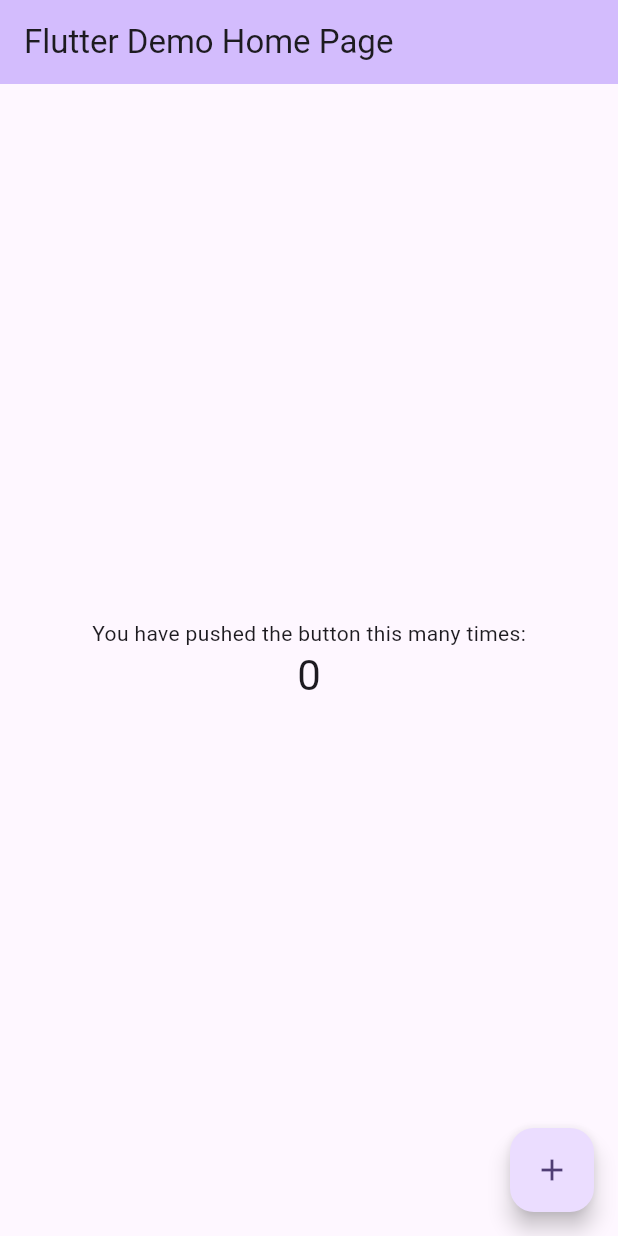
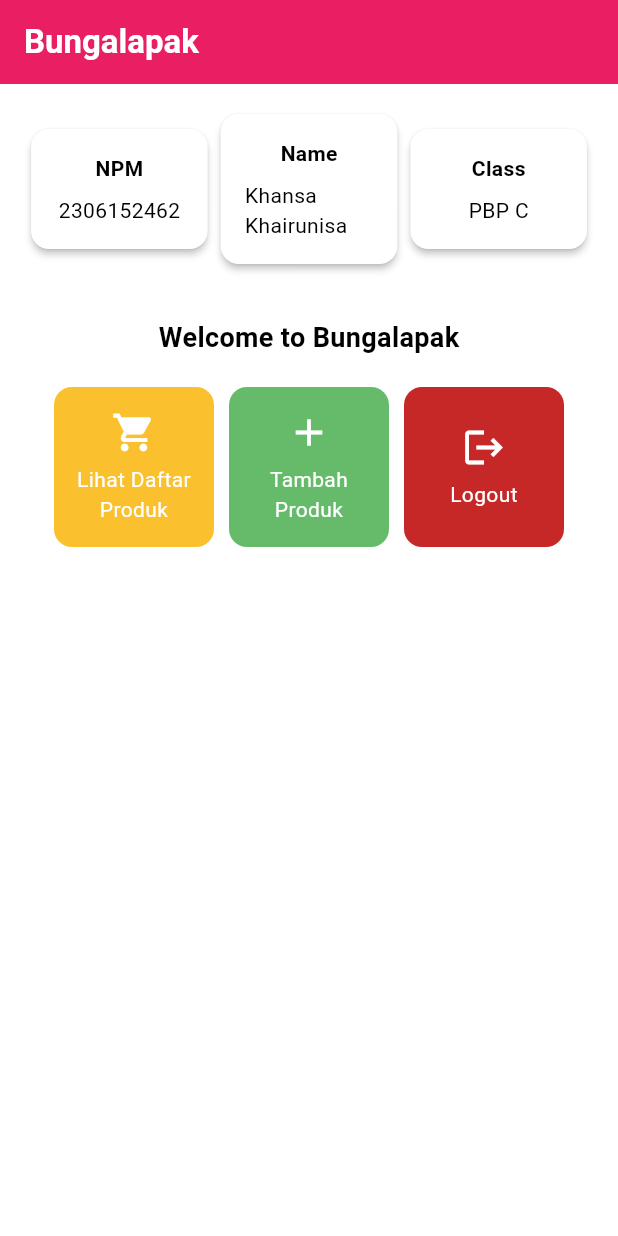
Before and after one commit to khansakhai/bungalapak-mobile, a Flutter app: the screen it shows after launch, on a phone screen of 412 x 824 dp. Run offline on Flutter 3.47's test engine with Material 3 defaults, Android fonts, the phone set to English and light mode, and no system bars.

Commit message:
feat: (Tugas 7) new flutter program

```diff
--- a/lib/main.dart
+++ b/lib/main.dart
@@ -1,4 +1,5 @@
 import 'package:flutter/material.dart';
+import 'package:bungalapak_mobile/menu.dart';
 
 void main() {
   runApp(const MyApp());
@@ -7,119 +8,17 @@
 class MyApp extends StatelessWidget {
   const MyApp({super.key});
 
-  // This widget is the root of your application.
   @override
   Widget build(BuildContext context) {
     return MaterialApp(
       title: 'Flutter Demo',
       theme: ThemeData(
-        // This is the theme of your application.
-        //
-        // TRY THIS: Try running your application with "flutter run". You'll see
-        // the application has a purple toolbar. Then, without quitting the app,
-        // try changing the seedColor in the colorScheme below to Colors.green
-        // and then invoke "hot reload" (save your changes or press the "hot
-        // reload" button in a Flutter-supported IDE, or press "r" if you used
-        // the command line to start the app).
-        //
-        // Notice that the counter didn't reset back to zero; the application
-        // state is not lost during the reload. To reset the state, use hot
-        // restart instead.
-        //
-        // This works for code too, not just values: Most code changes can be
-        // tested with just a hot reload.
-        colorScheme: ColorScheme.fromSeed(seedColor: Colors.deepPurple),
+        colorScheme: ColorScheme.fromSwatch(
+              primarySwatch: Colors.pink,
+        ).copyWith(secondary: Colors.pink[100]),
         useMaterial3: true,
       ),
-      home: const MyHomePage(title: 'Flutter Demo Home Page'),
+      home: MyHomePage(),
     );
   }
 }
-
-class MyHomePage extends StatefulWidget {
-  const MyHomePage({super.key, required this.title});
-
-  // This widget is the home page of your application. It is stateful, meaning
-  // that it has a State object (defined below) that contains fields that affect
-  // how it looks.
-
-  // This class is the configuration for the state. It holds the values (in this
-  // case the title) provided by the parent (in this case the App widget) and
-  // used by the build method of the State. Fields in a Widget subclass are
-  // always marked "final".
-
-  final String title;
-
-  @override
-  State<MyHomePage> createState() => _MyHomePageState();
-}
-
-class _MyHomePageState extends State<MyHomePage> {
-  int _counter = 0;
-
-  void _incrementCounter() {
-    setState(() {
-      // This call to setState tells the Flutter framework that something has
-      // changed in this State, which causes it to rerun the build method below
-      // so that the display can reflect the updated values. If we changed
-      // _counter without calling setState(), then the build method would not be
-      // called again, and so nothing would appear to happen.
-      _counter++;
-    });
-  }
-
-  @override
-  Widget build(BuildContext context) {
-    // This method is rerun every time setState is called, for instance as done
-    // by the _incrementCounter method above.
-    //
-    // The Flutter framework has been optimized to make rerunning build methods
-    // fast, so that you can just rebuild anything that needs updating rather
-    // than having to individually change instances of widgets.
-    return Scaffold(
-      appBar: AppBar(
-        // TRY THIS: Try changing the color here to a specific color (to
-        // Colors.amber, perhaps?) and trigger a hot reload to see the AppBar
-        // change color while the other colors stay the same.
-        backgroundColor: Theme.of(context).colorScheme.inversePrimary,
-        // Here we take the value from the MyHomePage object that was created by
-        // the App.build method, and use it to set our appbar title.
-        title: Text(widget.title),
-      ),
-      body: Center(
-        // Center is a layout widget. It takes a single child and positions it
-        // in the middle of the parent.
-        child: Column(
-          // Column is also a layout widget. It takes a list of children and
-          // arranges them vertically. By default, it sizes itself to fit its
-          // children horizontally, and tries to be as tall as its parent.
-          //
-          // Column has various properties to control how it sizes itself and
-          // how it positions its children. Here we use mainAxisAlignment to
-          // center the children vertically; the main axis here is the vertical
-          // axis because Columns are vertical (the cross axis would be
-          // horizontal).
-          //
-          // TRY THIS: Invoke "debug painting" (choose the "Toggle Debug Paint"
-          // action in the IDE, or press "p" in the console), to see the
-          // wireframe for each widget.
-          mainAxisAlignment: MainAxisAlignment.center,
-          children: <Widget>[
-            const Text(
-              'You have pushed the button this many times:',
-            ),
-            Text(
-              '$_counter',
-              style: Theme.of(context).textTheme.headlineMedium,
-            ),
-          ],
-        ),
-      ),
-      floatingActionButton: FloatingActionButton(
-        onPressed: _incrementCounter,
-        tooltip: 'Increment',
-        child: const Icon(Icons.add),
-      ), // This trailing comma makes auto-formatting nicer for build methods.
-    );
-  }
-}
--- /dev/null
+++ b/lib/menu.dart
@@ -0,0 +1,161 @@
+import 'package:flutter/material.dart';
+
+class MyHomePage extends StatelessWidget {
+  MyHomePage({super.key});
+  final String npm = '2306152462';
+  final String name = 'Khansa Khairunisa';
+  final String className = 'PBP C';
+
+  final List<ItemHomepage> items = [
+      ItemHomepage("Lihat Daftar Produk", Icons.shopping_cart, Colors.yellow[700] ?? Colors.yellow),
+      ItemHomepage("Tambah Produk", Icons.add, Colors.green[400] ?? Colors.green),
+      ItemHomepage("Logout", Icons.logout, Colors.red[800] ?? Colors.red),
+  ];
+
+  @override
+  Widget build(BuildContext context) {
+      return Scaffold(
+        appBar: AppBar(
+          title: const Text(
+            'Bungalapak',
+            style: TextStyle(
+              color: Colors.white,
+              fontWeight: FontWeight.bold,
+            ),
+          ),
+          backgroundColor: Theme.of(context).colorScheme.primary,
+        ),
+        body: Padding(
+          padding: const EdgeInsets.all(16.0),
+          child: Column(
+            crossAxisAlignment: CrossAxisAlignment.center,
+            children: [
+              Row(
+                mainAxisAlignment: MainAxisAlignment.spaceEvenly,
+                children: [
+                  InfoCard(title: 'NPM', content: npm),
+                  InfoCard(title: 'Name', content: name),
+                  InfoCard(title: 'Class', content: className),
+                ],
+              ),
+
+              const SizedBox(height: 16.0),
+
+              Center(
+                child: Column(
+
+                  children: [
+                    const Padding(
+                      padding: EdgeInsets.only(top: 16.0),
+                      child: Text(
+                        'Welcome to Bungalapak',
+                        style: TextStyle(
+                          fontWeight: FontWeight.bold,
+                          fontSize: 18.0,
+                        ),
+                      ),
+                    ),
+
+                    GridView.count(
+                      primary: true,
+                      padding: const EdgeInsets.all(20),
+                      crossAxisSpacing: 10,
+                      mainAxisSpacing: 10,
+                      crossAxisCount: 3,
+                      shrinkWrap: true,
+                      children: items.map((ItemHomepage item) {
+                        return ItemCard(item);
+                      }).toList(),
+                    ),
+                  ],
+                ),
+              ),
+            ],
+          ),
+        ),
+      );
+    }
+}
+
+class InfoCard extends StatelessWidget {
+
+  final String title;
+  final String content;
+
+  const InfoCard({super.key, required this.title, required this.content});
+
+  @override
+  Widget build(BuildContext context) {
+    return Card(
+      elevation: 2.0,
+      child: Container(
+        width: MediaQuery.of(context).size.width / 3.5,
+        padding: const EdgeInsets.all(16.0),
+        child: Column(
+          children: [
+            Text(
+              title,
+              style: const TextStyle(fontWeight: FontWeight.bold),
+            ),
+            const SizedBox(height: 8.0),
+            Text(content),
+          ],
+        ),
+      ),
+    );
+  }
+}
+
+class ItemHomepage {
+    final String name;
+    final IconData icon;
+    final Color color;
+
+    ItemHomepage(this.name, this.icon, this.color);
+}
+
+class ItemCard extends StatelessWidget {
+  final ItemHomepage item;
+
+  const ItemCard(this.item, {super.key});
+
+  @override
+  Widget build(BuildContext context) {
+    return Material(
+      // color: Theme.of(context).colorScheme.secondary,
+      color: item.color,
+      borderRadius: BorderRadius.circular(12),
+
+      child: InkWell(
+        onTap: () {
+          ScaffoldMessenger.of(context)
+            ..hideCurrentSnackBar()
+            ..showSnackBar(
+              SnackBar(content: Text("Kamu telah menekan tombol ${item.name}!"))
+            );
+        },
+        child: Container(
+          padding: const EdgeInsets.all(8),
+          child: Center(
+            child: Column(
+              mainAxisAlignment: MainAxisAlignment.center,
+              children: [
+                Icon(
+                  item.icon,
+                  color: Colors.white,
+                  size: 30.0,
+                ),
+                const Padding(padding: EdgeInsets.all(3)),
+                Text(
+                  item.name,
+                  textAlign: TextAlign.center,
+                  style: const TextStyle(color: Colors.white),
+                ),
+              ],
+            ),
+          ),
+        ),
+      ),
+    );
+  }
+}
```
